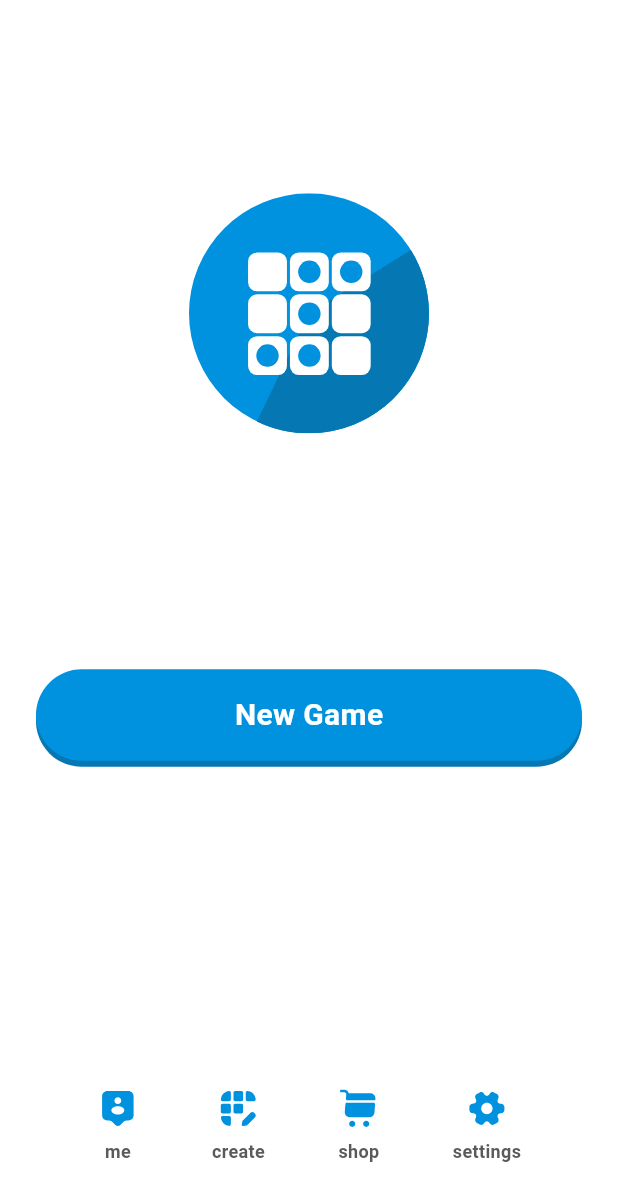
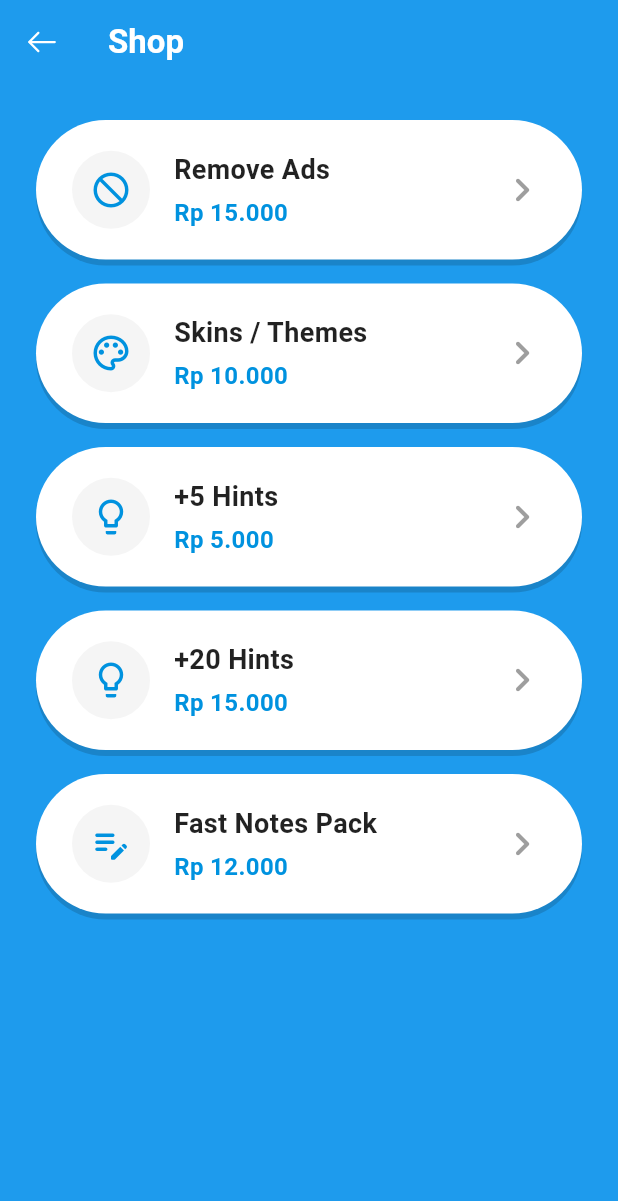
Before and after one commit to mungsejati/mungsudoku, a Flutter app: the screen it shows after launch, after a tap on "shop", on a phone screen of 412 x 824 dp. Shown: the top 1201 px of the screen. Run offline on Flutter 3.47's test engine with Material 3 defaults, Android fonts, the phone set to English and light mode, and no system bars; our stand-ins replace flutter_riverpod, flutter_svg, go_router, shared_preferences, wakelock_plus.

Commit message:
feature shop

```diff
--- a/lib/src/core/router/app_router.dart
+++ b/lib/src/core/router/app_router.dart
@@ -5,6 +5,7 @@ import '../../features/custom_sudoku/presentation/custom_sudoku_list_page.dart';
 import '../../features/custom_sudoku/presentation/custom_sudoku_page.dart';
 import '../../features/game/presentation/game_page.dart';
 import '../../features/home/presentation/home_page.dart';
+import '../../features/shop/presentation/shop_page.dart';
 
 /// Centralized routing configuration for MungSudoku.
 ///
@@ -15,6 +16,7 @@ abstract final class AppRouter {
   static const String gamePath = '/game';
   static const String customSudokuPath = '/custom';
   static const String customSudokuListPath = '/custom_list';
+  static const String shopPath = '/shop';
 
   static final GoRouter router = GoRouter(
     initialLocation: homePath,
@@ -40,6 +42,11 @@ abstract final class AppRouter {
         name: 'custom_sudoku_list',
         builder: (context, state) => const CustomSudokuListPage(),
       ),
+      GoRoute(
+        path: shopPath,
+        name: 'shop',
+        builder: (context, state) => const ShopPage(),
+      ),
     ],
   );
 }
--- a/lib/src/features/home/presentation/home_page.dart
+++ b/lib/src/features/home/presentation/home_page.dart
@@ -118,7 +118,7 @@ class _HomePageState extends ConsumerState<HomePage> {
                   _ActionItem(
                     iconPath: 'assets/shop.svg',
                     label: 'shop',
-                    onTap: () {},
+                    onTap: () => context.push(AppRouter.shopPath),
                   ),
                   _ActionItem(
                     iconPath: 'assets/setting.svg',
--- /dev/null
+++ b/lib/src/features/shop/presentation/shop_page.dart
@@ -0,0 +1,163 @@
+import 'package:flutter/material.dart';
+import 'package:flutter_riverpod/flutter_riverpod.dart';
+import 'package:flutter_svg/flutter_svg.dart';
+import 'package:go_router/go_router.dart';
+import '../../../core/theme/game_theme.dart';
+
+class ShopPage extends ConsumerWidget {
+  const ShopPage({super.key});
+
+  void _handlePurchase(BuildContext context, String itemName) {
+    ScaffoldMessenger.of(context).showSnackBar(
+      SnackBar(
+        content: Text('Pembelian $itemName berhasil ditambahkan ke akun (Mock)'),
+        duration: const Duration(seconds: 2),
+      ),
+    );
+  }
+
+  @override
+  Widget build(BuildContext context, WidgetRef ref) {
+    final gameTheme = ref.watch(gameThemeProvider);
+    final isWhiteTheme = gameTheme.background.computeLuminance() > 0.8;
+    // Gunakan warna biru default jika temanya terlalu terang (misal tema putih)
+    final primaryColor = isWhiteTheme ? const Color(0xFF0092DF) : gameTheme.background;
+    const topBarTextColor = Colors.white;
+
+    return Scaffold(
+      backgroundColor: primaryColor,
+      appBar: AppBar(
+        backgroundColor: Colors.transparent,
+        elevation: 0,
+        leading: IconButton(
+          icon: SvgPicture.asset(
+            'assets/arrow-left.svg',
+            width: 24,
+            height: 24,
+            colorFilter: const ColorFilter.mode(topBarTextColor, BlendMode.srcIn),
+          ),
+          onPressed: () => context.pop(),
+        ),
+        title: const Text(
+          'Shop',
+          style: TextStyle(
+            color: topBarTextColor,
+            fontWeight: FontWeight.bold,
+          ),
+        ),
+      ),
+      body: ListView(
+        padding: const EdgeInsets.all(24.0),
+        children: [
+          _ProductCard(
+            title: 'Remove Ads',
+            price: 'Rp 15.000',
+            icon: Icons.not_interested_rounded,
+            onTap: () => _handlePurchase(context, 'Remove Ads'),
+          ),
+          const SizedBox(height: 16),
+          _ProductCard(
+            title: 'Skins / Themes',
+            price: 'Rp 10.000',
+            icon: Icons.palette_outlined,
+            onTap: () => _handlePurchase(context, 'Skins / Themes'),
+          ),
+          const SizedBox(height: 16),
+          _ProductCard(
+            title: '+5 Hints',
+            price: 'Rp 5.000',
+            icon: Icons.lightbulb_outline_rounded,
+            onTap: () => _handlePurchase(context, '+5 Hints'),
+          ),
+          const SizedBox(height: 16),
+          _ProductCard(
+            title: '+20 Hints',
+            price: 'Rp 15.000',
+            icon: Icons.lightbulb_outline_rounded,
+            onTap: () => _handlePurchase(context, '+20 Hints'),
+          ),
+          const SizedBox(height: 16),
+          _ProductCard(
+            title: 'Fast Notes Pack',
+            price: 'Rp 12.000',
+            icon: Icons.edit_note_rounded,
+            onTap: () => _handlePurchase(context, 'Fast Notes Pack'),
+          ),
+        ],
+      ),
+    );
+  }
+}
+
+class _ProductCard extends StatelessWidget {
+  const _ProductCard({
+    required this.title,
+    required this.price,
+    required this.icon,
+    required this.onTap,
+  });
+
+  final String title;
+  final String price;
+  final IconData icon;
+  final VoidCallback onTap;
+
+  @override
+  Widget build(BuildContext context) {
+    return GestureDetector(
+      onTap: onTap,
+      child: Container(
+        padding: const EdgeInsets.symmetric(horizontal: 24, vertical: 20),
+        decoration: BoxDecoration(
+          color: Colors.white,
+          borderRadius: BorderRadius.circular(50),
+          boxShadow: [
+            BoxShadow(
+              color: Colors.black.withValues(alpha: 0.15),
+              offset: const Offset(0, 4),
+              blurRadius: 0,
+            ),
+          ],
+        ),
+        child: Row(
+          children: [
+            Container(
+              padding: const EdgeInsets.all(12),
+              decoration: const BoxDecoration(
+                color: Color(0xFFF5F5F5),
+                shape: BoxShape.circle,
+              ),
+              child: Icon(icon, color: const Color(0xFF0092DF), size: 28),
+            ),
+            const SizedBox(width: 16),
+            Expanded(
+              child: Column(
+                crossAxisAlignment: CrossAxisAlignment.start,
+                children: [
+                  Text(
+                    title,
+                    style: const TextStyle(
+                      fontSize: 18,
+                      fontWeight: FontWeight.bold,
+                      color: Colors.black87,
+                    ),
+                  ),
+                  const SizedBox(height: 4),
+                  Text(
+                    price,
+                    style: const TextStyle(
+                      fontSize: 16,
+                      fontWeight: FontWeight.w600,
+                      color: Color(0xFF0092DF),
+                    ),
+                  ),
+                ],
+              ),
+            ),
+            const Icon(Icons.chevron_right_rounded, color: Colors.grey, size: 32),
+          ],
+        ),
+      ),
+    );
+  }
+}
```
Also changed, not shown: 2 other files.
